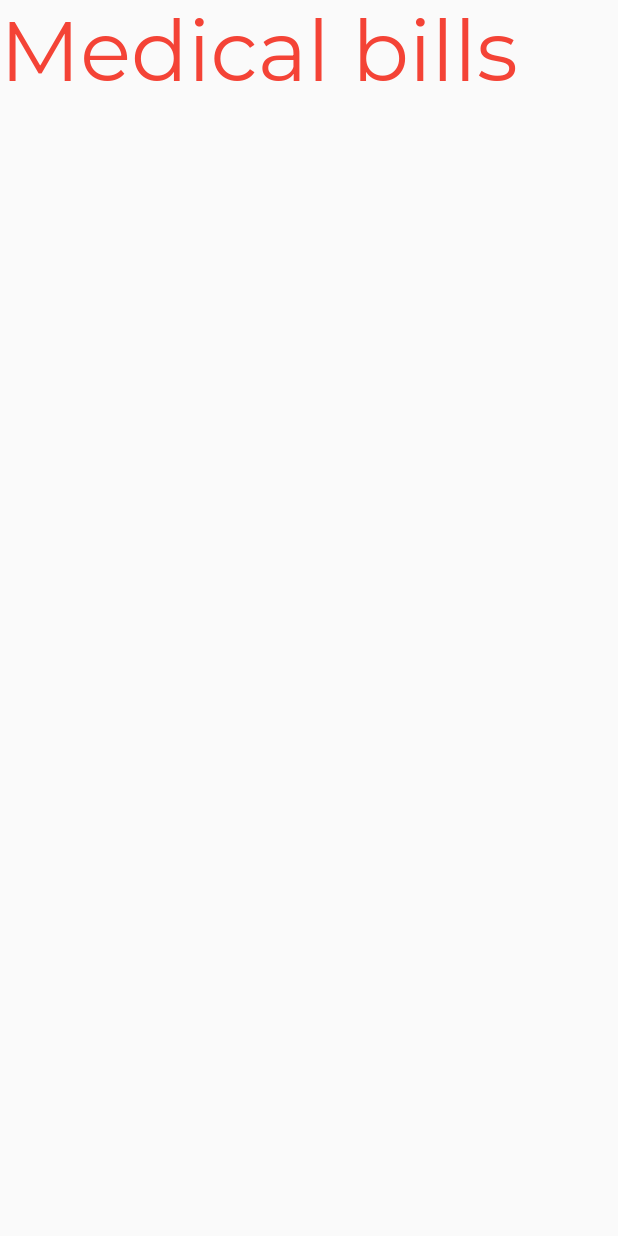
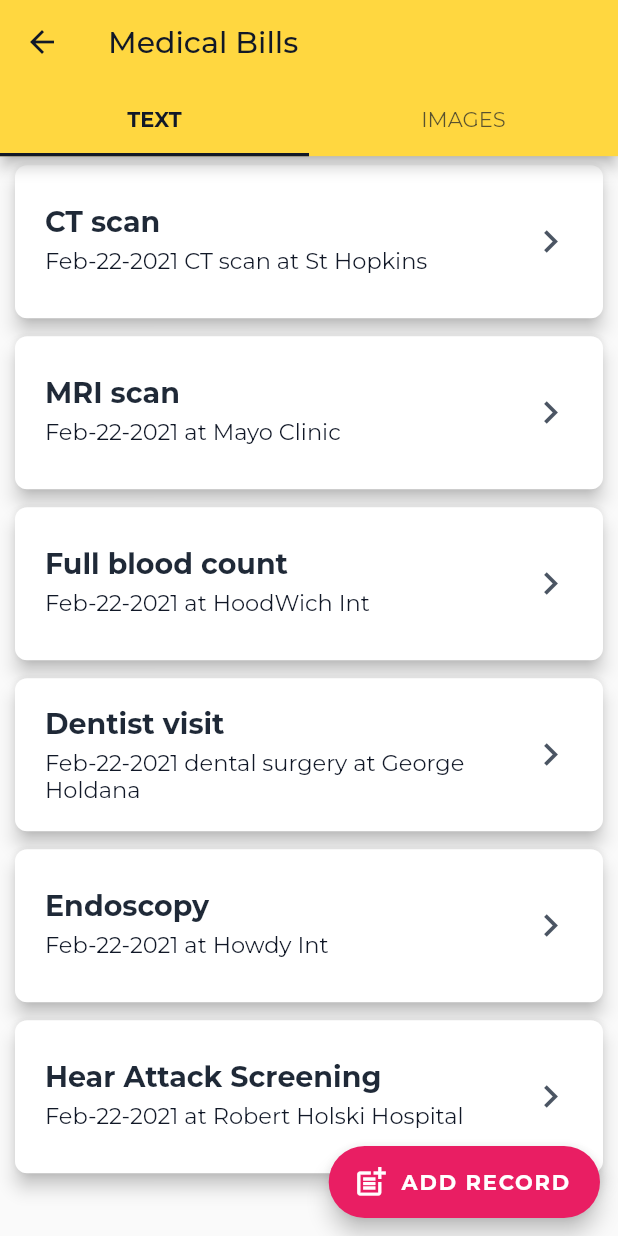
Before and after one commit to gilbertmpanga12/medical-clutter-app, a Flutter app: the screen it shows after launch, after a tap on "Medical bills", on a phone screen of 412 x 824 dp. Run offline on Flutter 3.47's test engine with Material 2 defaults, Android fonts, the phone set to English and light mode, and no system bars; our stand-ins replace google_fonts; missing offline and left inert: bottom_animation; network calls fail.

Commit message:
UPDATE: generated fancy gridTile

```diff
--- a/lib/models/models.dart
+++ b/lib/models/models.dart
@@ -8,3 +8,10 @@ class ServicesActions {
 
   ServicesActions(this.title, this.subtitle, this.icon, this.route);
 }
+
+class MedicalText {
+  String title;
+  String description;
+  String date;
+  MedicalText(this.title, this.description, this.date);
+}
--- a/lib/screens/dashboard_screen.dart
+++ b/lib/screens/dashboard_screen.dart
@@ -37,9 +37,13 @@ class _DashboardScreenState extends State<DashboardScreen> {
                           item.title,
                           style: TextStyle(
                               color: _defaultTextColor,
-                              fontWeight: FontWeight.w600),
+                              fontWeight: FontWeight.w600,
+                              fontSize: 18),
                         ),
-                        subtitle: Text(item.subtitle),
+                        subtitle: Padding(
+                          child: Text(item.subtitle),
+                          padding: EdgeInsets.only(top: 4.0),
+                        ),
                         trailing: Icon(Icons.arrow_forward_ios_rounded),
                       ),
                     ),
--- /dev/null
+++ b/lib/screens/images_screen.dart
@@ -0,0 +1,61 @@
+import 'package:flutter/cupertino.dart';
+import 'package:flutter/material.dart';
+import 'package:google_fonts/google_fonts.dart';
+
+class MedicalImagesScreen extends StatefulWidget {
+  @override
+  _MedicalImagesScreenState createState() => _MedicalImagesScreenState();
+}
+
+class _MedicalImagesScreenState extends State<MedicalImagesScreen> {
+  var _defaultTextColor = Color(0xff1F2937);
+  List<String> images = [
+    "https://www.itnonline.com/sites/default/files/GettyImages-182344111.jpg",
+    "https://firebasestorage.googleapis.com/v0/b/lasereyes-llc.appspot.com/o/folder2.jpg?alt=media&token=9e400172-5b4b-4ca5-acbe-a7d6105eff82",
+    "https://firebasestorage.googleapis.com/v0/b/lasereyes-llc.appspot.com/o/folder2.jpg?alt=media&token=9e400172-5b4b-4ca5-acbe-a7d6105eff82",
+    "https://firebasestorage.googleapis.com/v0/b/lasereyes-llc.appspot.com/o/folder2.jpg?alt=media&token=9e400172-5b4b-4ca5-acbe-a7d6105eff82",
+    "https://firebasestorage.googleapis.com/v0/b/lasereyes-llc.appspot.com/o/folder2.jpg?alt=media&token=9e400172-5b4b-4ca5-acbe-a7d6105eff82",
+    "https://firebasestorage.googleapis.com/v0/b/lasereyes-llc.appspot.com/o/folder2.jpg?alt=media&token=9e400172-5b4b-4ca5-acbe-a7d6105eff82",
+    "https://firebasestorage.googleapis.com/v0/b/lasereyes-llc.appspot.com/o/folder2.jpg?alt=media&token=9e400172-5b4b-4ca5-acbe-a7d6105eff82",
+    "https://firebasestorage.googleapis.com/v0/b/lasereyes-llc.appspot.com/o/folder2.jpg?alt=media&token=9e400172-5b4b-4ca5-acbe-a7d6105eff82",
+    "https://firebasestorage.googleapis.com/v0/b/lasereyes-llc.appspot.com/o/folder2.jpg?alt=media&token=9e400172-5b4b-4ca5-acbe-a7d6105eff82"
+  ];
+
+  GridView imageMedicalDocuments(List<String> images) => GridView.builder(
+      itemCount: images.length,
+      padding: const EdgeInsets.all(8),
+      // childAspectRatio: 1,
+      gridDelegate: SliverGridDelegateWithFixedCrossAxisCount(
+          crossAxisCount: 2,
+          mainAxisSpacing: 8,
+          crossAxisSpacing: 8,
+          childAspectRatio: 1),
+      itemBuilder: (BuildContext context, int i) => GridTile(
+            footer: Material(
+              color: Colors.transparent,
+              shape: const RoundedRectangleBorder(
+                borderRadius: BorderRadius.vertical(bottom: Radius.circular(4)),
+              ),
+              clipBehavior: Clip.antiAlias,
+              child: GridTileBar(
+                backgroundColor: Colors.black45,
+                title: Text('CT Scan'),
+                subtitle: Text('Heart Failure'),
+              ),
+            ),
+            child: Material(
+              shape: RoundedRectangleBorder(
+                  borderRadius: BorderRadius.circular(4)),
+              clipBehavior: Clip.antiAlias,
+              child: Image.network(
+                images[i],
+                fit: BoxFit.cover,
+              ),
+            ),
+          ));
+
+  @override
+  Widget build(BuildContext context) {
+    return imageMedicalDocuments(images);
+  }
+}
--- a/lib/screens/medical_bills_screen.dart
+++ b/lib/screens/medical_bills_screen.dart
@@ -1,5 +1,9 @@
+import 'package:clutter/screens/text_screen.dart';
 import 'package:flutter/cupertino.dart';
 import 'package:flutter/material.dart';
+import 'package:google_fonts/google_fonts.dart';
+
+import 'images_screen.dart';
 
 class MedicalBillsScreens extends StatefulWidget {
   @override
@@ -7,17 +11,58 @@ class MedicalBillsScreens extends StatefulWidget {
 }
 
 class _MedicalBillsScreensState extends State<MedicalBillsScreens> {
+  final List<Tab> tabs = <Tab>[
+    Tab(text: 'TEXT'),
+    Tab(text: 'IMAGES'),
+  ];
+  final List features = [TextScreen(), MedicalImagesScreen()];
+  //var _defaultTextColor = Color(0xff374151);
+  var _indicatorColor = Color(0xff111827);
   @override
   Widget build(BuildContext context) {
-    return Scaffold(
-      body: SafeArea(
-        child: Container(
-          child: Text(
-            'Medical bills',
-            style: TextStyle(color: Colors.red, fontSize: 56.0),
+    return DefaultTabController(
+      child: Scaffold(
+          appBar: AppBar(
+              iconTheme: IconThemeData(color: _indicatorColor),
+              bottom: TabBar(
+                tabs: tabs,
+                indicatorColor: _indicatorColor,
+                labelColor: _indicatorColor,
+                labelStyle: GoogleFonts.montserrat(fontWeight: FontWeight.bold),
+                indicatorWeight: 2.1,
+                unselectedLabelStyle:
+                    GoogleFonts.montserrat(fontWeight: FontWeight.w400),
+              ),
+              title: Text(
+                'Medical Bills',
+                style: GoogleFonts.montserrat(
+                  textStyle: TextStyle(
+                      color: _indicatorColor, fontWeight: FontWeight.w500),
+                ),
+              ),
+              backgroundColor: Colors.amberAccent),
+          body: TabBarView(
+            children: features.map((tab) {
+              return Container(
+                child: tab,
+                // color: Colors.amber,
+              );
+            }).toList(),
           ),
-        ),
-      ),
+          floatingActionButton: FloatingActionButton.extended(
+            onPressed: () {
+              print('xxxx');
+            },
+            label: Text('ADD RECORD',
+                style: GoogleFonts.montserrat(
+                  textStyle: TextStyle(fontWeight: FontWeight.bold),
+                )),
+            icon: Icon(Icons.post_add),
+            backgroundColor: Colors.pink,
+          ),
+          floatingActionButtonLocation:
+              FloatingActionButtonLocation.miniEndFloat),
+      length: tabs.length,
     );
   }
 }
--- /dev/null
+++ b/lib/screens/text_screen.dart
@@ -0,0 +1,86 @@
+import 'package:clutter/models/models.dart';
+import 'package:flutter/cupertino.dart';
+import 'package:flutter/material.dart';
+import 'package:google_fonts/google_fonts.dart';
+
+class TextScreen extends StatefulWidget {
+  @override
+  _TextScreenState createState() => _TextScreenState();
+}
+
+class _TextScreenState extends State<TextScreen> {
+  var _defaultTextColor = Color(0xff1F2937);
+  var _indicatorColor = Color(0xff111827);
+  late List<MedicalText> medicalTextDocuments;
+  List<MedicalText> getMedicalTextDocuments() {
+    return [
+      MedicalText("CT scan", "Feb-22-2021 CT scan at St Hopkins", "2030-11-11"),
+      MedicalText("MRI scan", "Feb-22-2021 at Mayo Clinic", "2050-11-11"),
+      MedicalText(
+          "Full blood count", "Feb-22-2021 at HoodWich Int", "2030-11-11"),
+      MedicalText("Dentist visit",
+          "Feb-22-2021 dental surgery at George Holdana", "2030-11-11"),
+      MedicalText("Endoscopy", "Feb-22-2021 at Howdy Int", "2030-11-11"),
+      MedicalText("Hear Attack Screening",
+          "Feb-22-2021 at Robert Holski Hospital", "2030-11-11")
+    ];
+  }
+
+  @override
+  void initState() {
+    medicalTextDocuments = getMedicalTextDocuments();
+    super.initState();
+  }
+
+  Widget generateMedicalTextReports(List<MedicalText> payload) {
+    return ListView.builder(
+        scrollDirection: Axis.vertical,
+        itemCount: payload.length,
+        itemBuilder: (BuildContext context, int i) {
+          return makeCard(payload[i]);
+        });
+  }
+
+  Card makeCard(MedicalText document) => Card(
+        elevation: 5,
+        margin: new EdgeInsets.symmetric(horizontal: 10.0, vertical: 6.0),
+        child: Container(
+          // decoration: BoxDecoration(color: Color.fromRGBO(64, 75, 96, .9)),
+          child: makeListTile(document),
+        ),
+      );
+
+  ListTile makeListTile(MedicalText document) => ListTile(
+        contentPadding: EdgeInsets.symmetric(horizontal: 20.0, vertical: 15.0),
+        title: Text(
+          document.title,
+          style: GoogleFonts.montserrat(
+              textStyle: Theme.of(context).textTheme.headline4,
+              fontSize: 19,
+              fontWeight: FontWeight.w700,
+              color: _defaultTextColor),
+        ),
+        subtitle: Row(
+          children: <Widget>[
+            Expanded(
+              flex: 4,
+              child: Padding(
+                  padding: EdgeInsets.only(left: 0.0, top: 5.0),
+                  child: Text(document.description,
+                      style:
+                          TextStyle(color: _indicatorColor, fontSize: 15.0))),
+            )
+          ],
+        ),
+        trailing: Icon(Icons.keyboard_arrow_right,
+            color: Color(0xff4B5563), size: 30.0),
+        onTap: () {
+          // Navigator.push(
+          //     context, MaterialPageRoute(builder: (context) => DetailPage()));
+        },
+      );
+  @override
+  Widget build(BuildContext context) {
+    return generateMedicalTextReports(medicalTextDocuments);
+  }
+}
```
